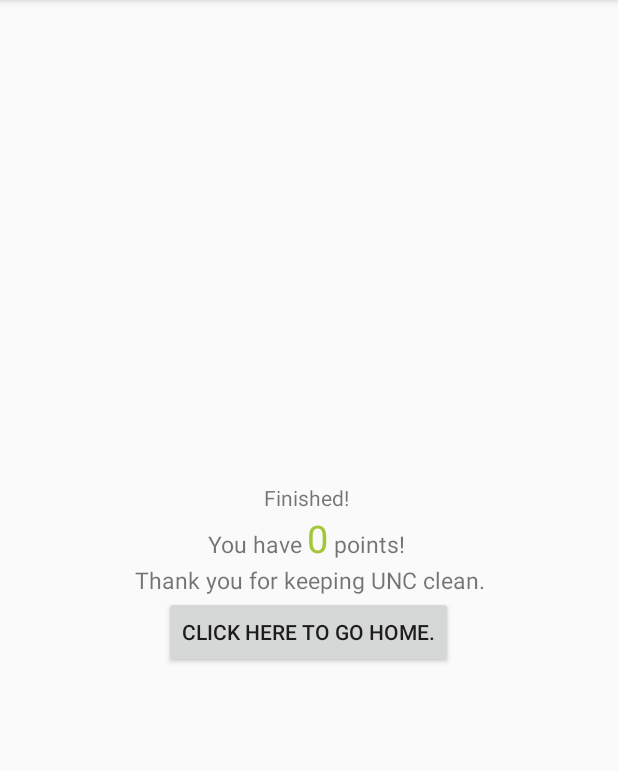
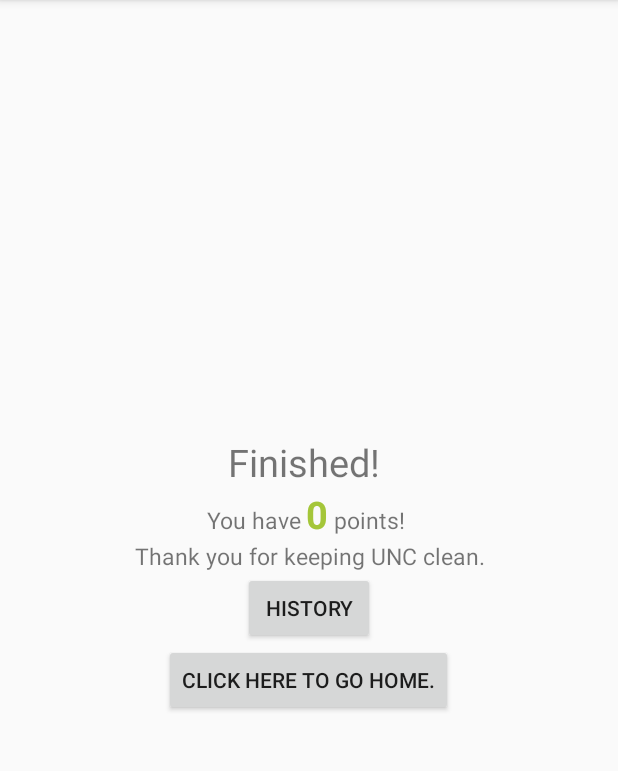
Before and after one commit to alvinayeung/433FinalProject, an Android app: the Finished screen opened directly, with no data from a screen before it, on a phone screen of 412 x 824 dp, the part 84-855 px from its top. Run offline under Robolectric (Android 15) with nearby library versions, the phone set to English and light mode, and no system bars; 4 statements that could not run were skipped.

Commit message:
history update

```diff
--- a/app/src/main/java/com/example/a433finalproject/Finished.java
+++ b/app/src/main/java/com/example/a433finalproject/Finished.java
@@ -65,6 +65,12 @@ public class Finished extends AppCompatActivity {
         startActivity(x);
     }
 
+    public void goToHistory(View view) {
+        Intent x = new Intent(Finished.this, History.class);
+        startActivity(x);
+
+    }
+
     public void getDatabase(){
 
         db=openOrCreateDatabase("MyDatabase", Context.MODE_PRIVATE, null);
--- a/app/src/main/java/com/example/a433finalproject/Question.java
+++ b/app/src/main/java/com/example/a433finalproject/Question.java
@@ -325,11 +325,7 @@ public class Question extends AppCompatActivity implements GoogleApiClient.Conne
         return minIdx;
     }
 
-    public void goToHistory(View view) {
-        Intent x = new Intent(Question.this, History.class);
-        startActivity(x);
 
-    }
 
 
     public void getDatabase(){
--- a/app/src/main/res/layout/activity_finished.xml
+++ b/app/src/main/res/layout/activity_finished.xml
@@ -17,7 +17,8 @@
         app:layout_constraintLeft_toLeftOf="parent"
         app:layout_constraintRight_toRightOf="parent"
         app:layout_constraintTop_toTopOf="parent"
-        android:gravity="center"/>
+        android:gravity="center"
+        android:textSize="25dp"/>
 
     <LinearLayout
         android:layout_width="wrap_content"
@@ -43,6 +44,7 @@
             app:layout_constraintTop_toTopOf="parent"
             android:gravity="center"
             android:textSize="25dp"
+            android:textStyle="bold"
             android:id="@+id/pointsID"
             android:textColor="#a4c639"/>
 
@@ -70,6 +72,13 @@
         android:gravity="center"
         android:textSize="15dp"/>
 
+
+    <Button
+        android:layout_width="wrap_content"
+        android:layout_height="wrap_content"
+        android:text="History"
+        android:onClick="goToHistory"/>
+
     <Button
         android:layout_width="wrap_content"
         android:layout_height="wrap_content"
--- a/app/src/main/res/layout/activity_question.xml
+++ b/app/src/main/res/layout/activity_question.xml
@@ -49,11 +49,6 @@
 
     </LinearLayout>
 
-    <Button
-        android:layout_width="wrap_content"
-        android:layout_height="wrap_content"
-        android:text="History"
-        android:onClick="goToHistory"/>
 
 
 
```
Also changed, not shown: app/src/main/java/com/example/a433finalproject/History.java (+8 -0 lines), app/src/main/res/layout/activity_history.xml (+24 -2 lines).
